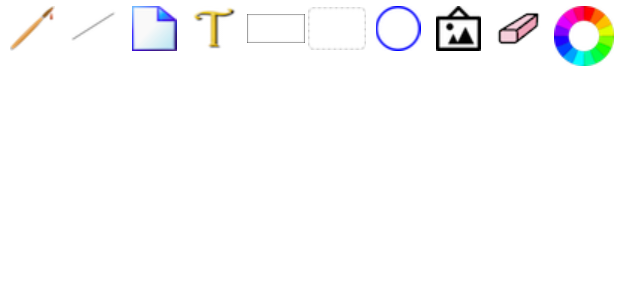
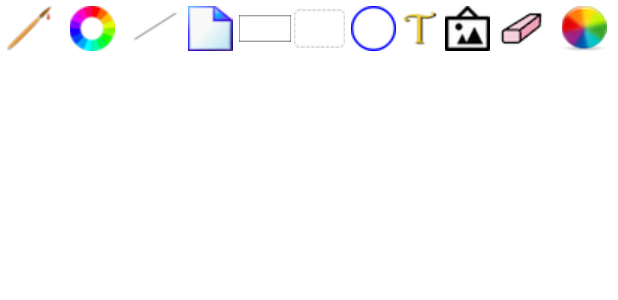
Before and after one commit to jcthom72/TheDrawingApp, an Android app: the layout activity_main.xml on its own in the app's theme, with its tools: preview values and no code run, on a phone screen of 412 x 824 dp. Shown: the top 300 px of the screen. Run offline under Robolectric (Android 15) with nearby library versions, the light colour scheme and no system bars.

Commit message:
added a new class to hold the color data; added a few code optimization techniques

```diff
--- a/app/src/main/AndroidManifest.xml
+++ b/app/src/main/AndroidManifest.xml
@@ -8,7 +8,8 @@
         android:label="@string/app_name"
         android:supportsRtl="true"
         android:theme="@style/AppTheme">
-        <activity android:name=".MainActivity"
+        <activity
+            android:name=".MainActivity"
             android:screenOrientation="portrait">
             <intent-filter>
                 <action android:name="android.intent.action.MAIN" />
--- a/app/src/main/res/layout/activity_main.xml
+++ b/app/src/main/res/layout/activity_main.xml
@@ -13,7 +13,8 @@
         android:layout_width="wrap_content"
         android:layout_height="wrap_content"
         android:orientation="horizontal"
-        android:layout_gravity="center">
+        android:layout_gravity="center"
+        android:background="#ffffff">
 
         <ImageView
             android:layout_width="41dp"
@@ -23,6 +24,15 @@
             android:layout_weight="1"
             android:paddingLeft="2dp"
             android:paddingTop="4dp" />
+
+        <ImageView
+            android:layout_width="47dp"
+            android:layout_height="wrap_content"
+            android:id="@+id/lineColor"
+            app:srcCompat="@drawable/color_picker"
+            android:paddingLeft="2dp"
+            android:paddingTop="4dp"
+            android:background="#ffffff" />
 
         <ImageView
             android:layout_width="41dp"
@@ -43,15 +53,6 @@
             android:paddingLeft="2dp"
             android:paddingTop="4dp" />
 
-
-        <ImageView
-            android:layout_width="41dp"
-            android:layout_height="wrap_content"
-            android:id="@+id/text"
-            app:srcCompat="@drawable/t"
-            android:layout_weight="1"
-            android:paddingLeft="2dp"
-            android:paddingTop="4dp" />
 
         <ImageView
             android:layout_width="41dp"
@@ -81,6 +82,15 @@
             android:paddingTop="4dp" />
 
         <ImageView
+            android:layout_width="match_parent"
+            android:layout_height="wrap_content"
+            android:id="@+id/text"
+            app:srcCompat="@drawable/t"
+            android:layout_weight="1"
+            android:paddingLeft="2dp"
+            android:paddingTop="4dp" />
+
+        <ImageView
             android:layout_width="41dp"
             android:layout_height="wrap_content"
             android:id="@+id/saveToGallery"
@@ -98,11 +108,11 @@
             android:paddingLeft="2dp"
             android:paddingTop="4dp" />
 
-        <ImageButton
+        <ImageView
             android:layout_width="47dp"
             android:layout_height="wrap_content"
-            android:id="@+id/colorPicker"
-            app:srcCompat="@drawable/color_picker"
+            android:id="@+id/background_color"
+            app:srcCompat="@drawable/background_color"
             android:paddingLeft="2dp"
             android:paddingTop="4dp"
             android:background="#ffffff" />
@@ -113,7 +123,8 @@
         android:layout_width="match_parent"
         android:layout_height="match_parent"
         android:background="#ffffff"
-        android:layout_weight="1"/>
+        android:layout_weight="1"
+        android:id="@+id/drawingLayout"/>
 
 
 </LinearLayout>
--- a/app/src/main/res/values/colors.xml
+++ b/app/src/main/res/values/colors.xml
@@ -3,4 +3,5 @@
     <color name="colorPrimary">#3F51B5</color>
     <color name="colorPrimaryDark">#303F9F</color>
     <color name="colorAccent">#FF4081</color>
+    <color name="white">#ffffff</color>
 </resources>
```
Also changed, not shown: app/src/main/java/csci4020/shawnbickel_judsonthomas/assignment3/thedrawingapp/ColorData.java (added, +40 -0 lines), app/src/main/java/csci4020/shawnbickel_judsonthomas/assignment3/thedrawingapp/MainActivity.java (+60 -11 lines), app/src/main/res/drawable/background_color.png (added), app/src/main/res/drawable/color_picker.png.
